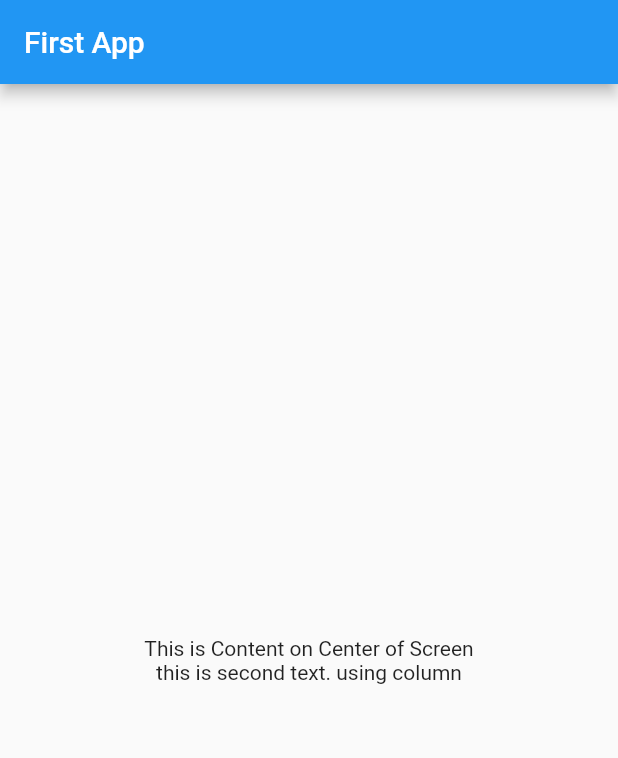
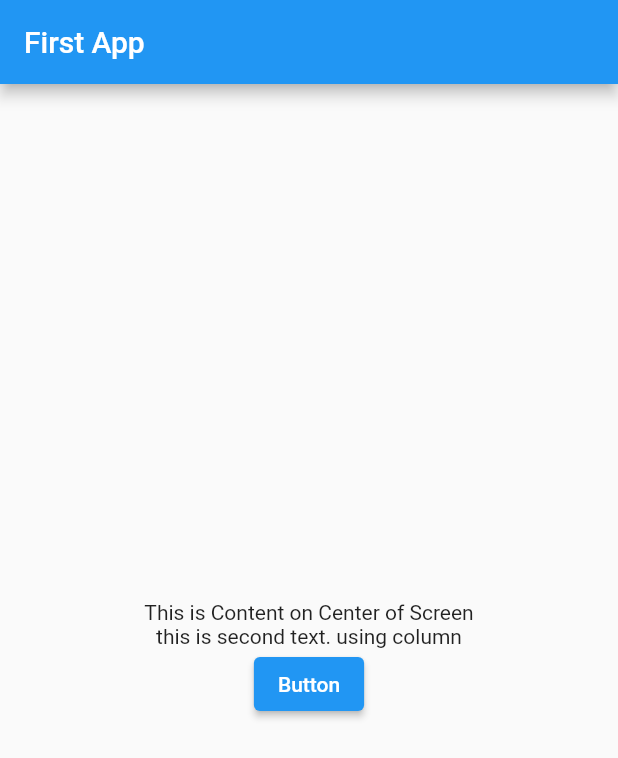
Before and after one commit to ilhamgusti/learning_flutter_beginner, a Flutter app: the screen it shows after launch, on a phone screen of 412 x 824 dp. Shown: the top 758 px of the screen. Run offline on Flutter 3.47's test engine with Material 2 defaults, Android fonts, the light colour scheme and no system bars.

Commit message:
add button

```diff
--- a/lib/main.dart
+++ b/lib/main.dart
@@ -28,7 +28,8 @@ class HomePage extends StatelessWidget {
           mainAxisAlignment: MainAxisAlignment.center,
           children: [
             const Text("This is Content on Center of Screen"),
-            const Text("this is second text. using column")
+            const Text("this is second text. using column"),
+            ElevatedButton(onPressed: () {}, child: Text("Button"))
           ],
         ),
       ),
```
